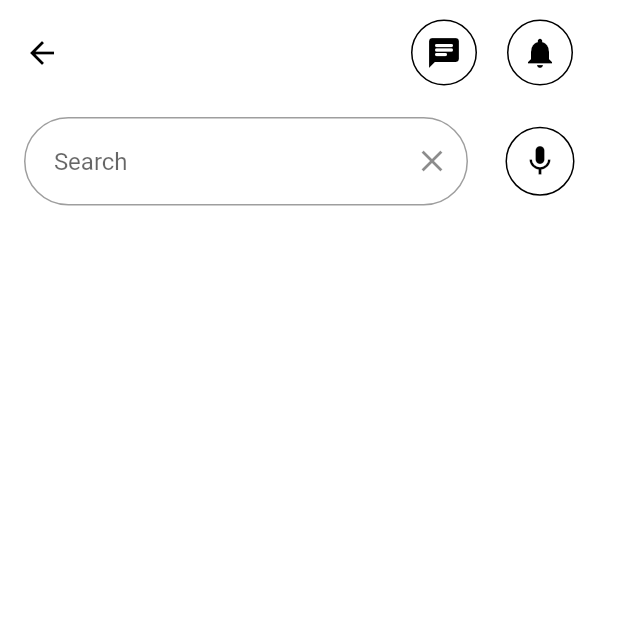
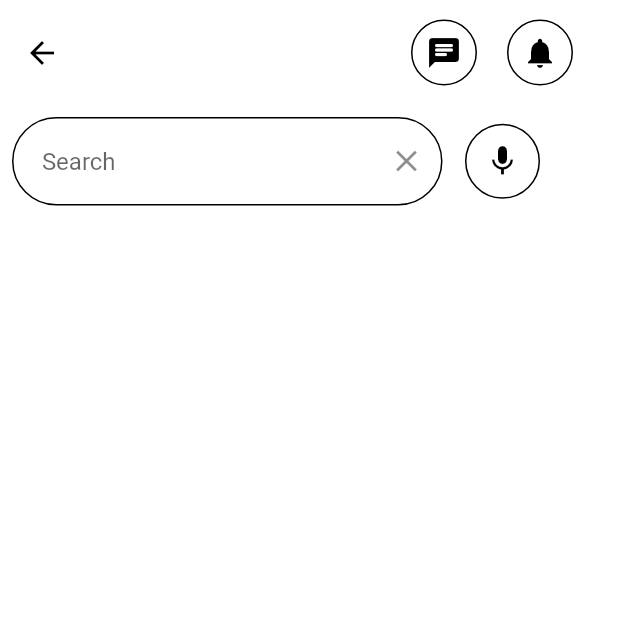
Before and after one commit to Mahad871/automobile_management, a Flutter app: the SearchScreen screen opened directly, on a phone screen of 412 x 824 dp, the top half of it. Run offline on Flutter 3.47's test engine with Material 2 defaults, Android fonts, the phone set to English and light mode, and no system bars.

Commit message:
gitIgnore added

```diff
--- a/lib/Screens/search_page.dart
+++ b/lib/Screens/search_page.dart
@@ -67,16 +67,20 @@ class _SearchScreenState extends State<SearchScreen> {
                 Flexible(
                   child: Padding(
                     padding: const EdgeInsets.all(8.0),
-                    child: Container(
-                      padding: const EdgeInsets.symmetric(horizontal: 8.0),
                     child: TextField(
                       controller: _searchController,
                       decoration: InputDecoration(
                         hintText: '  Search',
-                          // Add a clear button to the search bar
                         suffixIcon: IconButton(
                           icon: const Icon(Icons.clear),
                           onPressed: () => _searchController.clear(),
+                        ),
+                        enabledBorder: OutlineInputBorder(
+                          borderRadius: BorderRadius.circular(30.0),
+                          borderSide: const BorderSide(
+                            style: BorderStyle.solid,
+                            color: Colors.black,
+                          ),
                         ),
                         border: OutlineInputBorder(
                           borderRadius: BorderRadius.circular(30.0),
@@ -89,12 +93,11 @@ class _SearchScreenState extends State<SearchScreen> {
                     ),
                   ),
                 ),
-                ),
                 Padding(
-                  padding: const EdgeInsets.only(right: 20),
+                  padding: const EdgeInsets.only(right: 45),
                   child: OutlinedButton(
                       style: OutlinedButton.styleFrom(
-                          fixedSize: const Size.fromRadius(23),
+                          fixedSize: const Size.fromRadius(25),
                           shape: const CircleBorder(),
                           side: const BorderSide(style: BorderStyle.solid)),
                       onPressed: () {
```
Also changed, not shown: 1 other file. Lines whose indentation alone changed are shown as unchanged.
